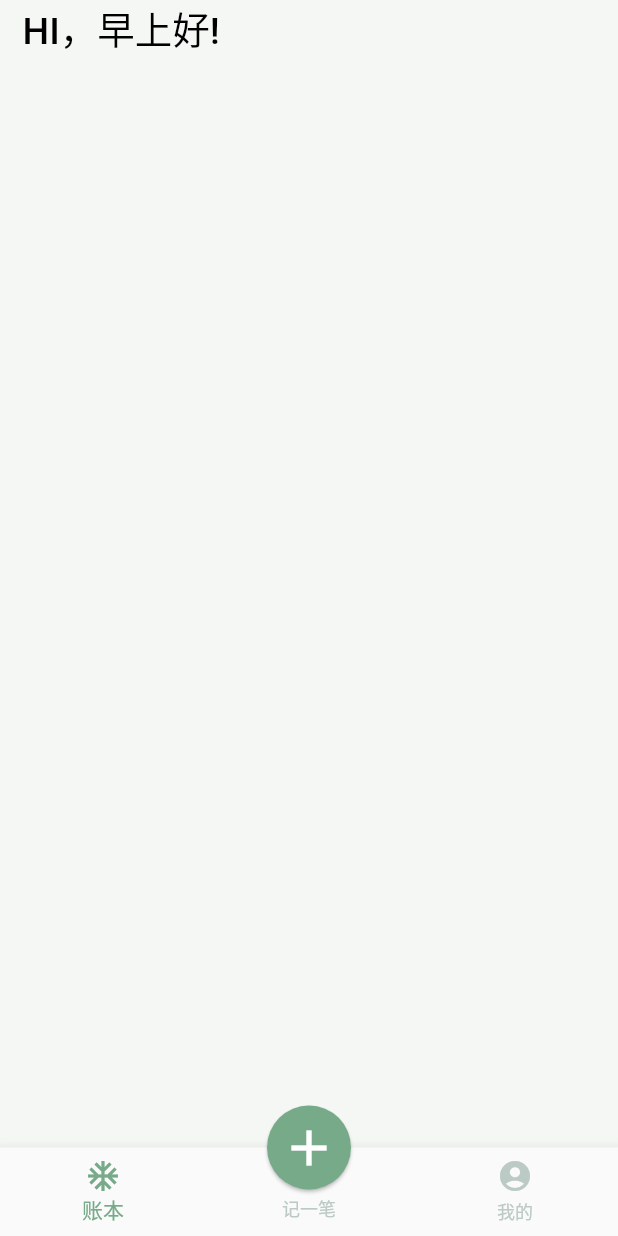
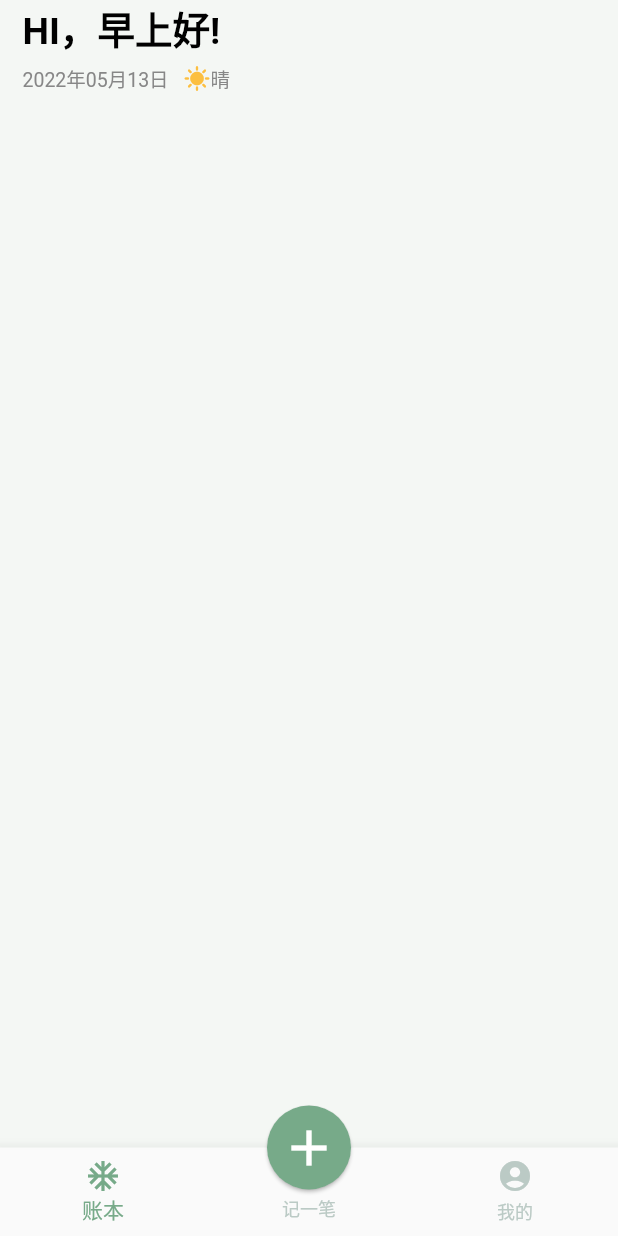
Before and after one commit to huisheng123666/x_bill, a Flutter app: the screen it shows after launch, on a phone screen of 412 x 824 dp. Run offline on Flutter 3.47's test engine with Material 2 defaults, Android fonts, the phone set to English and light mode, and no system bars.

Commit message:
feat: home-header

```diff
--- a/lib/screens/bill.dart
+++ b/lib/screens/bill.dart
@@ -15,14 +15,43 @@ class _Bill extends State<Bill> {
     return Container(
       padding: EdgeInsets.symmetric(horizontal: 15),
       child: Column(
-        children: const [
-          Text(
+        crossAxisAlignment: CrossAxisAlignment.start,
+        children: [
+          const Text(
             'HI，早上好!',
+            textAlign: TextAlign.left,
             style: TextStyle(
               color: Colors.black,
               fontSize: 25,
-              fontWeight: FontWeight.w500,
+              fontWeight: FontWeight.w600,
             ),
+          ),
+          const SizedBox(height: 6),
+          Row(
+            children: const [
+              Text(
+                '2022年05月13日',
+                style: TextStyle(
+                  color: Color(0xff878787),
+                  fontSize: 13,
+                ),
+              ),
+              SizedBox(
+                width: 10,
+              ),
+              Icon(
+                Icons.sunny,
+                color: Color(0xfffcbf40),
+                size: 18,
+              ),
+              Text(
+                '晴',
+                style: TextStyle(
+                  color: Color(0xff878787),
+                  fontSize: 13,
+                ),
+              )
+            ],
           ),
         ],
       ),
--- a/lib/screens/home.dart
+++ b/lib/screens/home.dart
@@ -26,7 +26,7 @@ class _Home extends State<Home> {
     return Scaffold(
       appBar: AppBar(
         toolbarHeight: 0,
-        backgroundColor: Color(0xFFf4f7f4),
+        backgroundColor: const Color(0xFFf4f7f4),
         elevation: 0,
       ),
       backgroundColor: Color(0xFFf4f7f4),
```
